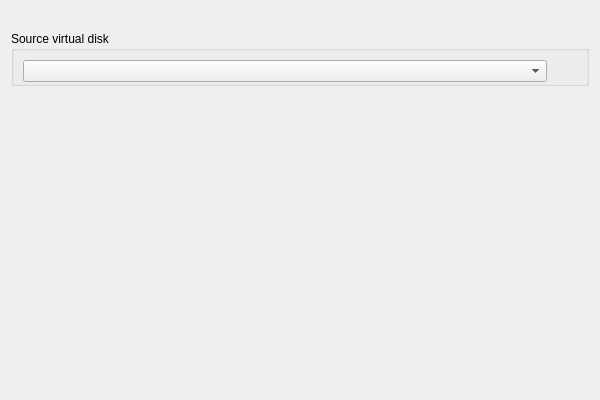
Above: vbox/src/VBox/Frontends/VirtualBox/src/wizards/newhd/UINewHDWizardPageWelcome.ui from jljuxgm/vboxgit before the change. Below: the same form after it.
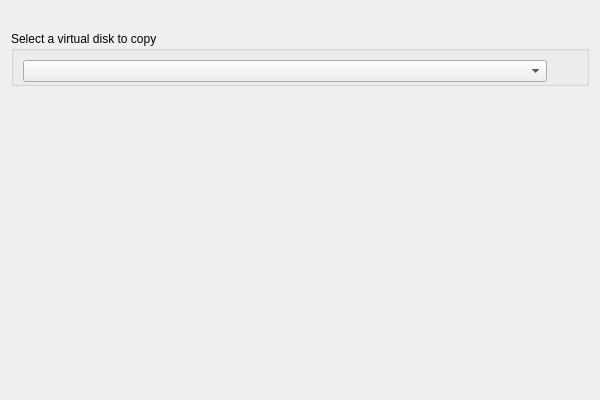
That is the form after the change. Custom widgets are drawn as their Qt base class.

Commit message:
commit_37658 ------------------------------------------------------------------------ r37658 | vboxsync | 2011-06-28 19:07:41 +0800 (Tue, 28 Jun 2011) | 1 line
FE/Qt: 4908: New Virtual Disk wizard: Clone mode: NLS update.
------------------------------------------------------------------------

```diff
--- a/vbox/src/VBox/Frontends/VirtualBox/src/wizards/newhd/UINewHDWizardPageWelcome.ui
+++ b/vbox/src/VBox/Frontends/VirtualBox/src/wizards/newhd/UINewHDWizardPageWelcome.ui
@@ -43,7 +43,7 @@
    <item>
     <widget class="QGroupBox" name="m_pSourceDiskContainer">
      <property name="title">
-      <string>Source virtual disk</string>
+      <string>Select a virtual disk to copy</string>
      </property>
      <layout class="QHBoxLayout" name="m_pSourceDiskLayout">
       <property name="bottomMargin">
```
The commit also changes 1 other file.
